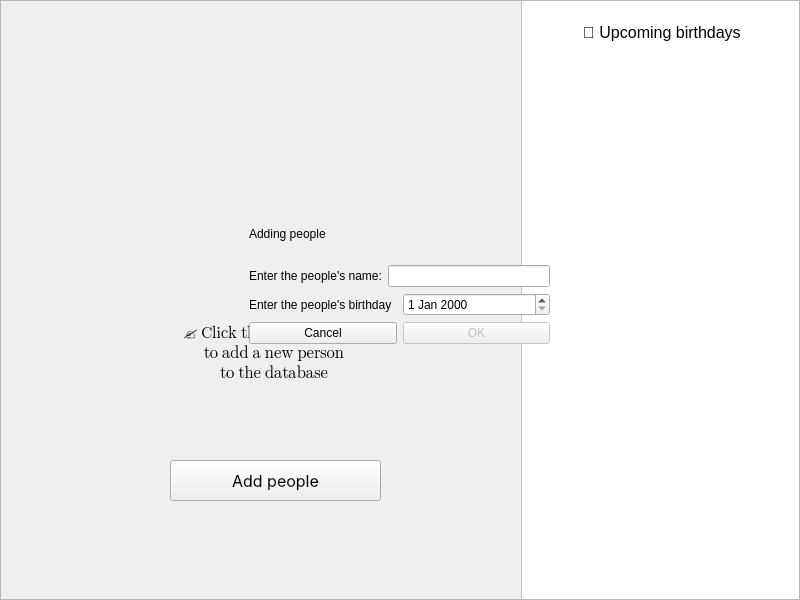
This is Brithday-App/mainwindow.ui in SerhiyTo/Birthday-App as Qt 5 draws it before an edit. The edited form follows.
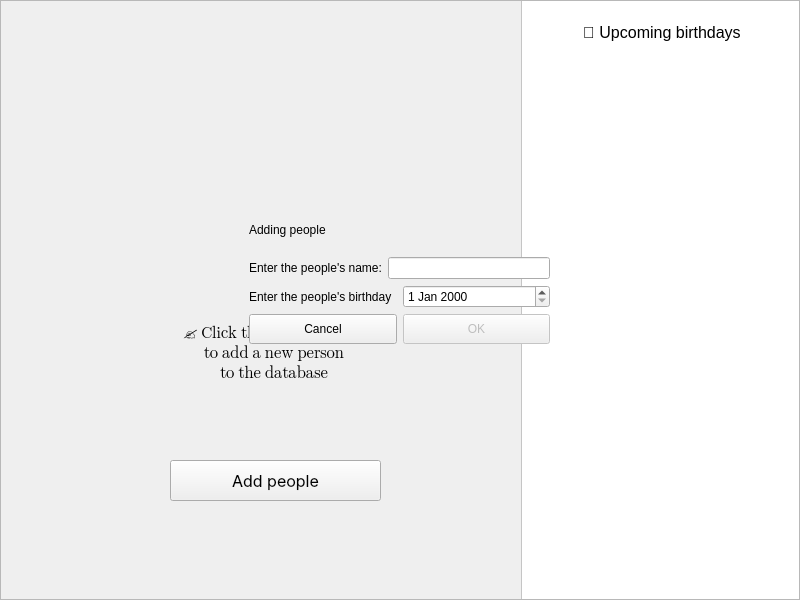
This is the edited form. Icons and pictures are not drawn.

```diff
--- a/Brithday-App/mainwindow.ui
+++ b/Brithday-App/mainwindow.ui
@@ -255,6 +255,12 @@
         <property name="enabled">
          <bool>true</bool>
         </property>
+        <property name="minimumSize">
+         <size>
+          <width>0</width>
+          <height>30</height>
+         </size>
+        </property>
         <property name="font">
          <font>
           <italic>false</italic>
@@ -273,6 +279,12 @@
         <property name="enabled">
          <bool>false</bool>
         </property>
+        <property name="minimumSize">
+         <size>
+          <width>0</width>
+          <height>30</height>
+         </size>
+        </property>
         <property name="text">
          <string>OK</string>
         </property>
```
